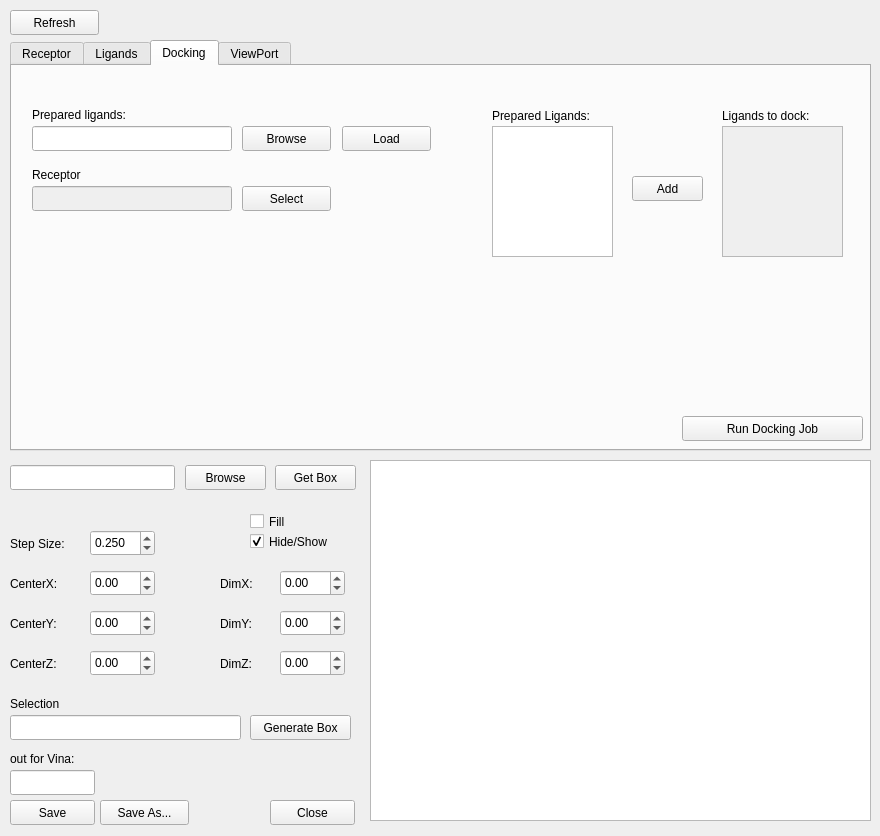
Qt form demowidget.ui (gjonwick/MAGI-Dock) before a commit.
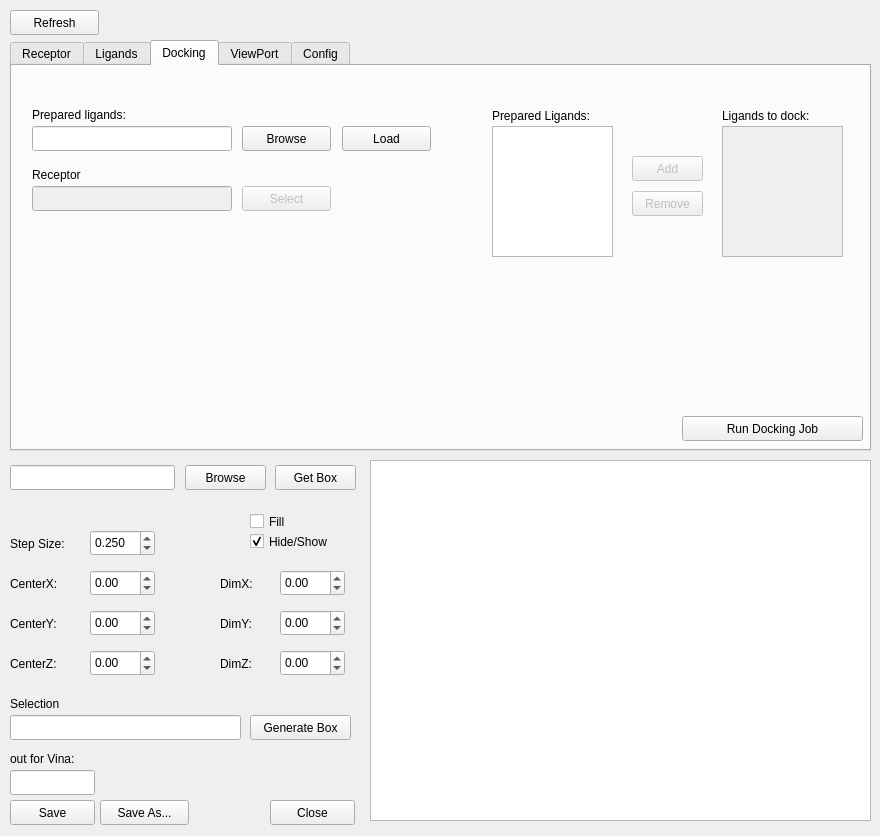
The same form after that commit.

Commit message: Docking job fixes

```diff
--- a/demowidget.ui
+++ b/demowidget.ui
@@ -857,10 +857,13 @@
      </property>
     </widget>
     <widget class="QPushButton" name="addLigandToDock_btn">
+     <property name="enabled">
+      <bool>false</bool>
+     </property>
      <property name="geometry">
       <rect>
        <x>620</x>
-       <y>110</y>
+       <y>90</y>
        <width>71</width>
        <height>25</height>
       </rect>
@@ -935,6 +938,9 @@
      </property>
     </widget>
     <widget class="QPushButton" name="pushButton_3">
+     <property name="enabled">
+      <bool>false</bool>
+     </property>
      <property name="geometry">
       <rect>
        <x>230</x>
@@ -947,12 +953,33 @@
       <string>Select</string>
      </property>
     </widget>
+    <widget class="QPushButton" name="removeLigandToDock_btn">
+     <property name="enabled">
+      <bool>false</bool>
+     </property>
+     <property name="geometry">
+      <rect>
+       <x>620</x>
+       <y>125</y>
+       <width>71</width>
+       <height>25</height>
+      </rect>
+     </property>
+     <property name="text">
+      <string>Remove</string>
+     </property>
+    </widget>
    </widget>
    <widget class="QWidget" name="viewport_tab">
     <attribute name="title">
      <string>ViewPort</string>
     </attribute>
    </widget>
+   <widget class="QWidget" name="config_tab">
+    <attribute name="title">
+     <string>Config</string>
+    </attribute>
+   </widget>
   </widget>
   <widget class="QPlainTextEdit" name="plainTextEdit">
    <property name="enabled">
```
Left out of the diff: 12 changed lines with no effect on the pictures. The commit also changes 2 other files.
